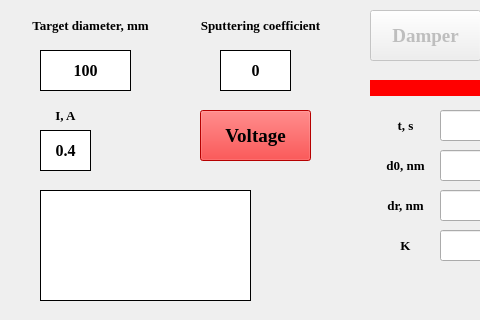
Above: real_sputtering/dialog_sputtering.ui from VacuumLabsProject/project before the change; both pictures show x 0 to 480 and y 0 to 320 of the 602 by 463 pixel window. Below: the same form after it.
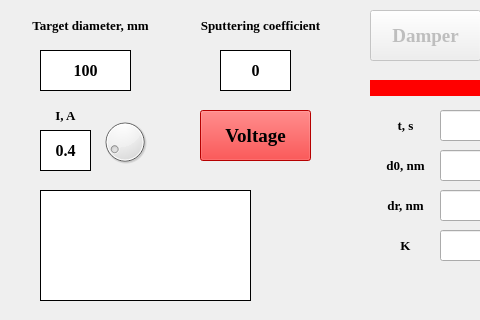
That is the form after the change. Icons and pictures are not drawn.

Commit message: add current dial and edit chamber and sputtering windows

What changed in the file:
```diff
--- a/real_sputtering/dialog_sputtering.ui
+++ b/real_sputtering/dialog_sputtering.ui
@@ -618,6 +618,37 @@
     <set>Qt::AlignCenter</set>
    </property>
   </widget>
+  <widget class="QDial" name="current_dial">
+   <property name="geometry">
+    <rect>
+     <x>100</x>
+     <y>110</y>
+     <width>50</width>
+     <height>64</height>
+    </rect>
+   </property>
+   <property name="minimum">
+    <number>3</number>
+   </property>
+   <property name="maximum">
+    <number>15</number>
+   </property>
+   <property name="singleStep">
+    <number>1</number>
+   </property>
+   <property name="pageStep">
+    <number>1</number>
+   </property>
+   <property name="value">
+    <number>4</number>
+   </property>
+   <property name="tracking">
+    <bool>true</bool>
+   </property>
+   <property name="wrapping">
+    <bool>false</bool>
+   </property>
+  </widget>
  </widget>
  <resources/>
  <connections/>
```
Left out of the diff: 6 changed lines with no effect on the pictures. The commit also changes 4 other files.
